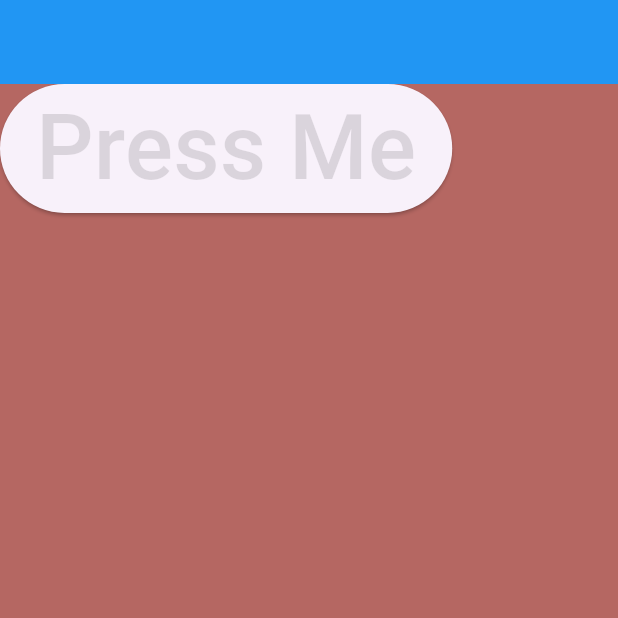
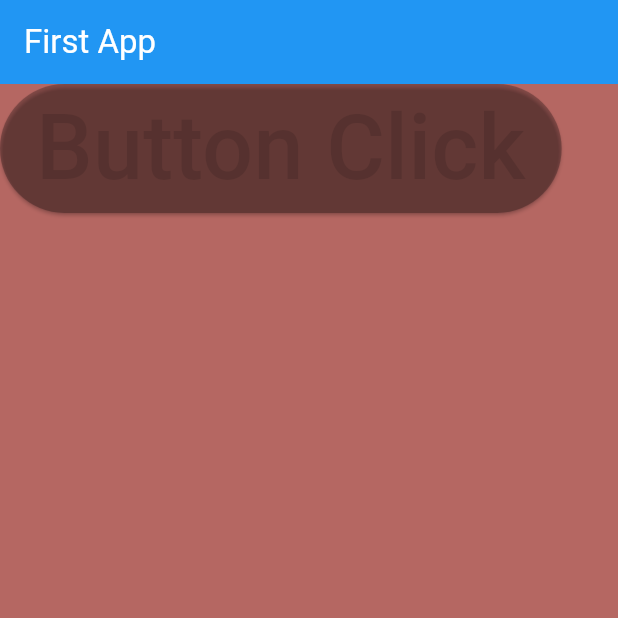
Before and after one commit to aditya-webkorps/flutter-day-1, a Flutter app: the screen it shows after launch, on a phone screen of 412 x 824 dp, the top half of it. Run offline on Flutter 3.47's test engine with Material 3 defaults, Android fonts, the phone set to English and light mode, and no system bars.

Commit message:
home_screen.dart: button name changed, pubspec.yaml - removed comments

```diff
--- a/lib/home_screen.dart
+++ b/lib/home_screen.dart
@@ -8,15 +8,20 @@
     return Scaffold(
       appBar: AppBar(
         backgroundColor: Colors.blue,
+        title: Text(
+          "First App",
+          style: TextStyle(color: Colors.white),
+        ),
       ),
       backgroundColor: Color(0xFFb56762),
       body: SafeArea(
         child: ElevatedButton(
+            style: ElevatedButton.styleFrom(backgroundColor: Colors.black26),
             onPressed: () {
               print("Button pressed");
             },
             child: Text(
-              "Press Me",
+              "Button Click",
               style: TextStyle(fontSize: 60, color: Colors.black12),
             )),
       ),
```
Also changed, not shown: pubspec.yaml (+1 -14 lines).
